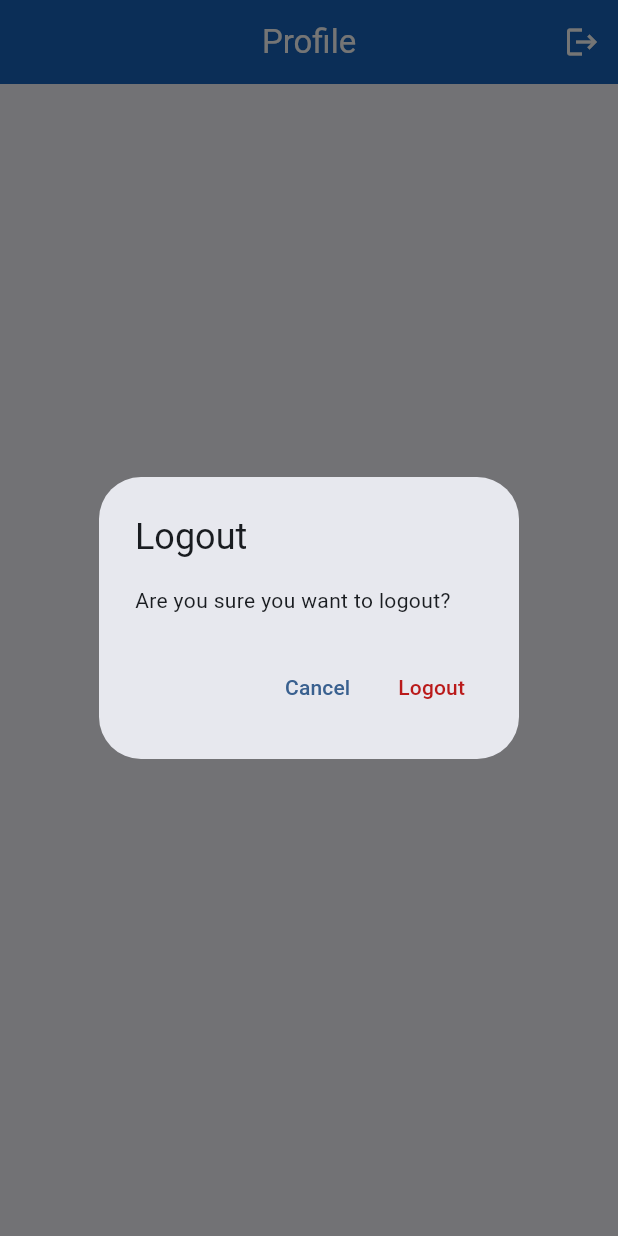
After one commit to anasmouquinee/SEWS-connect, a Flutter app: the ProfileScreen screen opened by its route, after a tap on the "logout" icon, on a phone screen of 412 x 824 dp. The commit adds this screen. Run offline on Flutter 3.47's test engine with Material 3 defaults, Android fonts, the phone set to English and light mode, and no system bars; our stand-ins replace cloud_firestore, csv, device_info_plus, file_picker, firebase_auth, firebase_core and 7 more; missing offline and left inert: agora_rtc_engine, dart:js, excel, flutter_webrtc, jitsi_meet_flutter_sdk, mobile_scanner; accounts and stored records are empty; generated files the repository leaves out were written again; network calls fail.

Commit message:
Add profile section with persistent login and logout functionality
- Created AuthService for persistent login management using SharedPreferences
- Added ProfileScreen with user information display and logout functionality
- Updated app routing to include profile navigation and persistent login checks
- Modified login page to save user data for session persistence
- Updated dashboard with profile navigation option
- Users now stay logged in when app is closed and reopened
- Profile shows user details like name, email, department, role, etc.
- Logout feature with confirmation dialog clears saved login data

```diff
--- a/lib/core/app.dart
+++ b/lib/core/app.dart
@@ -13,31 +13,43 @@ import '../features/notifications/presentation/pages/notifications_page.dart';
 import '../features/scanner/presentation/pages/scanner_page.dart';
 import '../features/tasks/presentation/pages/task_list_page.dart';
 import '../features/maintenance/presentation/pages/maintenance_page.dart';
+import '../screens/profile_screen.dart';
+import '../services/auth_service.dart';
 import 'theme/app_theme.dart';
 
-class SEWSConnectApp extends ConsumerWidget {
+class SEWSConnectApp extends ConsumerStatefulWidget {
   const SEWSConnectApp({super.key});
 
   @override
-  Widget build(BuildContext context, WidgetRef ref) {
-    return MaterialApp.router(
-      title: 'SEWS Connect',
-      theme: AppTheme.lightTheme,
-      darkTheme: AppTheme.darkTheme,
-      themeMode: ThemeMode.system,
-      routerConfig: _router,
-      debugShowCheckedModeBanner: false,
-      builder: (context, child) {
-        return CallInvitationListener(
-          child: child!,
-        );
-      },
-    );
-  }
+  ConsumerState<SEWSConnectApp> createState() => _SEWSConnectAppState();
 }
 
-final _router = GoRouter(
+class _SEWSConnectAppState extends ConsumerState<SEWSConnectApp> {
+  late final GoRouter _router;
+
+  @override
+  void initState() {
+    super.initState();
+    _router = GoRouter(
       initialLocation: '/login',
+      redirect: (context, state) async {
+        // Check if user is logged in
+        final isLoggedIn = await AuthService.isLoggedIn();
+        final isLoginPage = state.matchedLocation == '/login';
+
+        // If user is logged in and trying to access login, redirect to dashboard
+        if (isLoggedIn && isLoginPage) {
+          return '/dashboard';
+        }
+
+        // If user is not logged in and not on login page, redirect to login
+        if (!isLoggedIn && !isLoginPage) {
+          return '/login';
+        }
+
+        // No redirect needed
+        return null;
+      },
       routes: [
         GoRoute(
           path: '/login',
@@ -46,6 +58,10 @@ final _router = GoRouter(
         GoRoute(
           path: '/dashboard',
           builder: (context, state) => const DashboardPage(),
+        ),
+        GoRoute(
+          path: '/profile',
+          builder: (context, state) => const ProfileScreen(),
         ),
         GoRoute(
           path: '/admin',
@@ -87,3 +103,22 @@ final _router = GoRouter(
         ),
       ],
     );
+  }
+
+  @override
+  Widget build(BuildContext context) {
+    return MaterialApp.router(
+      title: 'SEWS Connect',
+      theme: AppTheme.lightTheme,
+      darkTheme: AppTheme.darkTheme,
+      themeMode: ThemeMode.system,
+      routerConfig: _router,
+      debugShowCheckedModeBanner: false,
+      builder: (context, child) {
+        return CallInvitationListener(
+          child: child!,
+        );
+      },
+    );
+  }
+}
--- /dev/null
+++ b/lib/screens/profile_screen.dart
@@ -0,0 +1,304 @@
+import 'package:flutter/material.dart';
+import '../services/auth_service.dart';
+
+class ProfileScreen extends StatefulWidget {
+  const ProfileScreen({super.key});
+
+  @override
+  State<ProfileScreen> createState() => _ProfileScreenState();
+}
+
+class _ProfileScreenState extends State<ProfileScreen> {
+  Map<String, dynamic>? userData;
+  bool isLoading = true;
+
+  @override
+  void initState() {
+    super.initState();
+    _loadUserData();
+  }
+
+  Future<void> _loadUserData() async {
+    try {
+      final data = await AuthService.getUserData();
+      setState(() {
+        userData = data;
+        isLoading = false;
+      });
+    } catch (e) {
+      setState(() {
+        isLoading = false;
+      });
+    }
+  }
+
+  Future<void> _logout() async {
+    // Show confirmation dialog
+    final shouldLogout = await showDialog<bool>(
+      context: context,
+      builder: (BuildContext context) {
+        return AlertDialog(
+          title: const Text('Logout'),
+          content: const Text('Are you sure you want to logout?'),
+          actions: [
+            TextButton(
+              onPressed: () => Navigator.of(context).pop(false),
+              child: const Text('Cancel'),
+            ),
+            TextButton(
+              onPressed: () => Navigator.of(context).pop(true),
+              style: TextButton.styleFrom(
+                foregroundColor: Theme.of(context).colorScheme.error,
+              ),
+              child: const Text('Logout'),
+            ),
+          ],
+        );
+      },
+    );
+
+    if (shouldLogout == true) {
+      await AuthService.logout();
+      if (mounted) {
+        // Navigate to login screen and clear stack
+        Navigator.of(context).pushNamedAndRemoveUntil(
+          '/login',
+          (route) => false,
+        );
+      }
+    }
+  }
+
+  @override
+  Widget build(BuildContext context) {
+    return Scaffold(
+      appBar: AppBar(
+        title: const Text('Profile'),
+        backgroundColor: Colors.blue[800],
+        foregroundColor: Colors.white,
+        actions: [
+          IconButton(
+            onPressed: _logout,
+            icon: const Icon(Icons.logout),
+            tooltip: 'Logout',
+          ),
+        ],
+      ),
+      body: isLoading
+          ? const Center(child: CircularProgressIndicator())
+          : userData == null
+              ? const Center(
+                  child: Text(
+                    'No user data found',
+                    style: TextStyle(fontSize: 18),
+                  ),
+                )
+              : SingleChildScrollView(
+                  padding: const EdgeInsets.all(16.0),
+                  child: Column(
+                    crossAxisAlignment: CrossAxisAlignment.start,
+                    children: [
+                      // Profile Header
+                      Center(
+                        child: Column(
+                          children: [
+                            CircleAvatar(
+                              radius: 60,
+                              backgroundColor: Colors.blue[800],
+                              child: Icon(
+                                Icons.person,
+                                size: 60,
+                                color: Colors.white,
+                              ),
+                            ),
+                            const SizedBox(height: 16),
+                            Text(
+                              userData!['name'] ?? 'Unknown User',
+                              style: const TextStyle(
+                                fontSize: 24,
+                                fontWeight: FontWeight.bold,
+                              ),
+                            ),
+                            const SizedBox(height: 8),
+                            Text(
+                              userData!['department'] ?? 'No Department',
+                              style: TextStyle(
+                                fontSize: 16,
+                                color: Colors.grey[600],
+                              ),
+                            ),
+                          ],
+                        ),
+                      ),
+                      const SizedBox(height: 32),
+
+                      // Account Information
+                      Card(
+                        child: Padding(
+                          padding: const EdgeInsets.all(16.0),
+                          child: Column(
+                            crossAxisAlignment: CrossAxisAlignment.start,
+                            children: [
+                              const Text(
+                                'Account Information',
+                                style: TextStyle(
+                                  fontSize: 20,
+                                  fontWeight: FontWeight.bold,
+                                ),
+                              ),
+                              const SizedBox(height: 16),
+                              _buildInfoRow(
+                                'Employee ID',
+                                userData!['employeeId'] ?? 'N/A',
+                                Icons.badge,
+                              ),
+                              _buildInfoRow(
+                                'Email',
+                                userData!['email'] ?? 'N/A',
+                                Icons.email,
+                              ),
+                              _buildInfoRow(
+                                'Phone',
+                                userData!['phone'] ?? 'N/A',
+                                Icons.phone,
+                              ),
+                              _buildInfoRow(
+                                'Department',
+                                userData!['department'] ?? 'N/A',
+                                Icons.business,
+                              ),
+                              _buildInfoRow(
+                                'Role',
+                                userData!['role'] ?? 'N/A',
+                                Icons.work,
+                              ),
+                              _buildInfoRow(
+                                'Join Date',
+                                userData!['joinDate'] ?? 'N/A',
+                                Icons.calendar_today,
+                              ),
+                            ],
+                          ),
+                        ),
+                      ),
+                      const SizedBox(height: 24),
+
+                      // Settings Section
+                      Card(
+                        child: Padding(
+                          padding: const EdgeInsets.all(16.0),
+                          child: Column(
+                            crossAxisAlignment: CrossAxisAlignment.start,
+                            children: [
+                              const Text(
+                                'Settings',
+                                style: TextStyle(
+                                  fontSize: 20,
+                                  fontWeight: FontWeight.bold,
+                                ),
+                              ),
+                              const SizedBox(height: 16),
+                              ListTile(
+                                leading: const Icon(Icons.notifications),
+                                title: const Text('Notifications'),
+                                trailing: const Icon(Icons.arrow_forward_ios),
+                                onTap: () {
+                                  // Navigate to notification settings
+                                  ScaffoldMessenger.of(context).showSnackBar(
+                                    const SnackBar(
+                                      content: Text('Notification settings coming soon!'),
+                                    ),
+                                  );
+                                },
+                              ),
+                              ListTile(
+                                leading: const Icon(Icons.privacy_tip),
+                                title: const Text('Privacy'),
+                                trailing: const Icon(Icons.arrow_forward_ios),
+                                onTap: () {
+                                  // Navigate to privacy settings
+                                  ScaffoldMessenger.of(context).showSnackBar(
+                                    const SnackBar(
+                                      content: Text('Privacy settings coming soon!'),
+                                    ),
+                                  );
+                                },
+                              ),
+                              ListTile(
+                                leading: const Icon(Icons.help),
+                                title: const Text('Help & Support'),
+                                trailing: const Icon(Icons.arrow_forward_ios),
+                                onTap: () {
+                                  // Navigate to help
+                                  ScaffoldMessenger.of(context).showSnackBar(
+                                    const SnackBar(
+                                      content: Text('Help & Support coming soon!'),
+                                    ),
+                                  );
+                                },
+                              ),
+                            ],
+                          ),
+                        ),
+                      ),
+                      const SizedBox(height: 24),
+
+                      // Logout Button
+                      SizedBox(
+                        width: double.infinity,
+                        child: ElevatedButton.icon(
+                          onPressed: _logout,
+                          icon: const Icon(Icons.logout),
+                          label: const Text('Logout'),
+                          style: ElevatedButton.styleFrom(
+                            backgroundColor: Colors.red[600],
+                            foregroundColor: Colors.white,
+                            padding: const EdgeInsets.symmetric(vertical: 16),
+                            shape: RoundedRectangleBorder(
+                              borderRadius: BorderRadius.circular(8),
+                            ),
+                          ),
+                        ),
+                      ),
+                    ],
+                  ),
+                ),
+    );
+  }
+
+  Widget _buildInfoRow(String label, String value, IconData icon) {
+    return Padding(
+      padding: const EdgeInsets.symmetric(vertical: 8.0),
+      child: Row(
+        children: [
+          Icon(
+            icon,
+            size: 20,
+            color: Colors.blue[800],
+          ),
+          const SizedBox(width: 12),
+          Expanded(
+            flex: 2,
+            child: Text(
+              label,
+              style: const TextStyle(
+                fontWeight: FontWeight.w500,
+                fontSize: 16,
+              ),
+            ),
+          ),
+          Expanded(
+            flex: 3,
+            child: Text(
+              value,
+              style: TextStyle(
+                fontSize: 16,
+                color: Colors.grey[700],
+              ),
+            ),
+          ),
+        ],
+      ),
+    );
+  }
+}
--- /dev/null
+++ b/lib/services/auth_service.dart
@@ -0,0 +1,57 @@
+import 'package:shared_preferences/shared_preferences.dart';
+import 'dart:convert';
+
+class AuthService {
+  static const String _isLoggedInKey = 'is_logged_in';
+  static const String _userDataKey = 'user_data';
+  static const String _authTokenKey = 'auth_token';
+
+  // Check if user is logged in
+  static Future<bool> isLoggedIn() async {
+    final prefs = await SharedPreferences.getInstance();
+    return prefs.getBool(_isLoggedInKey) ?? false;
+  }
+
+  // Get stored user data
+  static Future<Map<String, dynamic>?> getUserData() async {
+    final prefs = await SharedPreferences.getInstance();
+    final userDataString = prefs.getString(_userDataKey);
+    if (userDataString != null) {
+      return json.decode(userDataString);
+    }
+    return null;
+  }
+
+  // Get stored auth token
+  static Future<String?> getAuthToken() async {
+    final prefs = await SharedPreferences.getInstance();
+    return prefs.getString(_authTokenKey);
+  }
+
+  // Save login data (call this after successful login)
+  static Future<void> saveLoginData({
+    required Map<String, dynamic> userData,
+    String? authToken,
+  }) async {
+    final prefs = await SharedPreferences.getInstance();
+    await prefs.setBool(_isLoggedInKey, true);
+    await prefs.setString(_userDataKey, json.encode(userData));
+    if (authToken != null) {
+      await prefs.setString(_authTokenKey, authToken);
+    }
+  }
+
+  // Logout user
+  static Future<void> logout() async {
+    final prefs = await SharedPreferences.getInstance();
+    await prefs.remove(_isLoggedInKey);
+    await prefs.remove(_userDataKey);
+    await prefs.remove(_authTokenKey);
+  }
+
+  // Update user data
+  static Future<void> updateUserData(Map<String, dynamic> userData) async {
+    final prefs = await SharedPreferences.getInstance();
+    await prefs.setString(_userDataKey, json.encode(userData));
+  }
+}
```
Also changed, not shown: lib/features/auth/presentation/pages/login_page.dart (+35 -1 lines), lib/features/dashboard/presentation/pages/dashboard_page.dart (+19 -3 lines), 1 other file. Lines whose indentation alone changed are shown as unchanged.
